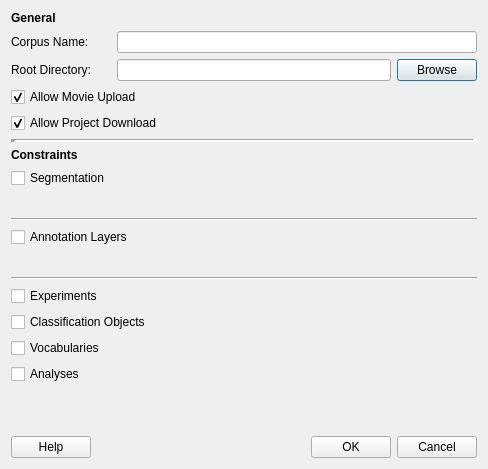
Old version of the form qt_ui/DialogCreateCorpus.ui in the repository FilmColors/VIAN.
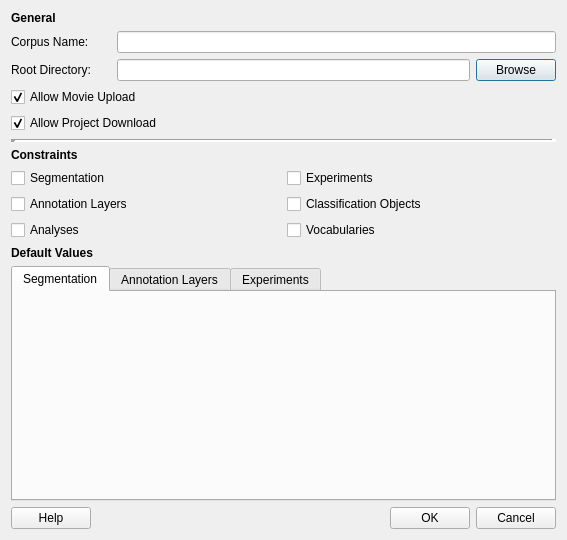
New version of the form.

Commit message: Several Changes in Experiment Editor for Setting up an Analysis Pipeline

Diff of the .ui file:
```diff
--- a/qt_ui/DialogCreateCorpus.ui
+++ b/qt_ui/DialogCreateCorpus.ui
@@ -6,8 +6,8 @@
    <rect>
     <x>0</x>
     <y>0</y>
-    <width>488</width>
-    <height>469</height>
+    <width>567</width>
+    <height>540</height>
    </rect>
   </property>
   <property name="windowTitle">
@@ -106,24 +106,16 @@
     </widget>
    </item>
    <item>
+    <layout class="QHBoxLayout" name="horizontalLayout_6">
+     <item>
+      <layout class="QVBoxLayout" name="verticalLayout_5">
+       <item>
     <widget class="QCheckBox" name="cB_ConstrSegmentation">
      <property name="text">
       <string>Segmentation</string>
      </property>
     </widget>
    </item>
-   <item>
-    <widget class="QWidget" name="wc_segm" native="true">
-     <layout class="QHBoxLayout" name="horizontalLayout_4"/>
-    </widget>
-   </item>
-   <item>
-    <widget class="Line" name="line">
-     <property name="orientation">
-      <enum>Qt::Horizontal</enum>
-     </property>
-    </widget>
-   </item>
    <item>
     <widget class="QCheckBox" name="cB_ConstrAnnotationLayers">
      <property name="text">
@@ -132,17 +124,16 @@
     </widget>
    </item>
    <item>
-    <widget class="QWidget" name="wc_ann" native="true">
-     <layout class="QHBoxLayout" name="horizontalLayout_5"/>
-    </widget>
-   </item>
-   <item>
-    <widget class="Line" name="line_2">
-     <property name="orientation">
-      <enum>Qt::Horizontal</enum>
+        <widget class="QCheckBox" name="cB_ConstrAnalyses">
+         <property name="text">
+          <string>Analyses</string>
      </property>
     </widget>
    </item>
+      </layout>
+     </item>
+     <item>
+      <layout class="QVBoxLayout" name="verticalLayout_6">
    <item>
     <widget class="QCheckBox" name="cB_ConstrExperiments">
      <property name="text">
@@ -164,25 +155,53 @@
      </property>
     </widget>
    </item>
+      </layout>
+     </item>
+    </layout>
+   </item>
    <item>
-    <widget class="QCheckBox" name="cB_ConstrAnalyses">
+    <widget class="QLabel" name="label_5">
      <property name="text">
-      <string>Analyses</string>
+      <string>&lt;b&gt; Default Values</string>
      </property>
     </widget>
    </item>
    <item>
-    <spacer name="verticalSpacer">
-     <property name="orientation">
-      <enum>Qt::Vertical</enum>
+    <widget class="QTabWidget" name="tabWidget">
+     <property name="currentIndex">
+      <number>0</number>
      </property>
-     <property name="sizeHint" stdset="0">
-      <size>
-       <width>20</width>
-       <height>40</height>
-      </size>
-     </property>
-    </spacer>
+     <widget class="QWidget" name="tab">
+      <attribute name="title">
+       <string>Segmentation</string>
+      </attribute>
+      <layout class="QVBoxLayout" name="verticalLayout_2">
+       <item>
+        <widget class="QWidget" name="wc_segm" native="true">
+         <layout class="QHBoxLayout" name="horizontalLayout_4"/>
+        </widget>
+       </item>
+      </layout>
+     </widget>
+     <widget class="QWidget" name="tab_2">
+      <attribute name="title">
+       <string>Annotation Layers</string>
+      </attribute>
+      <layout class="QVBoxLayout" name="verticalLayout_3">
+       <item>
+        <widget class="QWidget" name="wc_ann" native="true">
+         <layout class="QHBoxLayout" name="horizontalLayout_5"/>
+        </widget>
+       </item>
+      </layout>
+     </widget>
+     <widget class="QWidget" name="tab_3">
+      <attribute name="title">
+       <string>Experiments</string>
+      </attribute>
+      <layout class="QVBoxLayout" name="verticalLayout_4"/>
+     </widget>
+    </widget>
    </item>
    <item>
     <layout class="QHBoxLayout" name="horizontalLayout_3">
```
Lines whose indentation alone changed are shown as unchanged. The commit also changes 16 other files.
